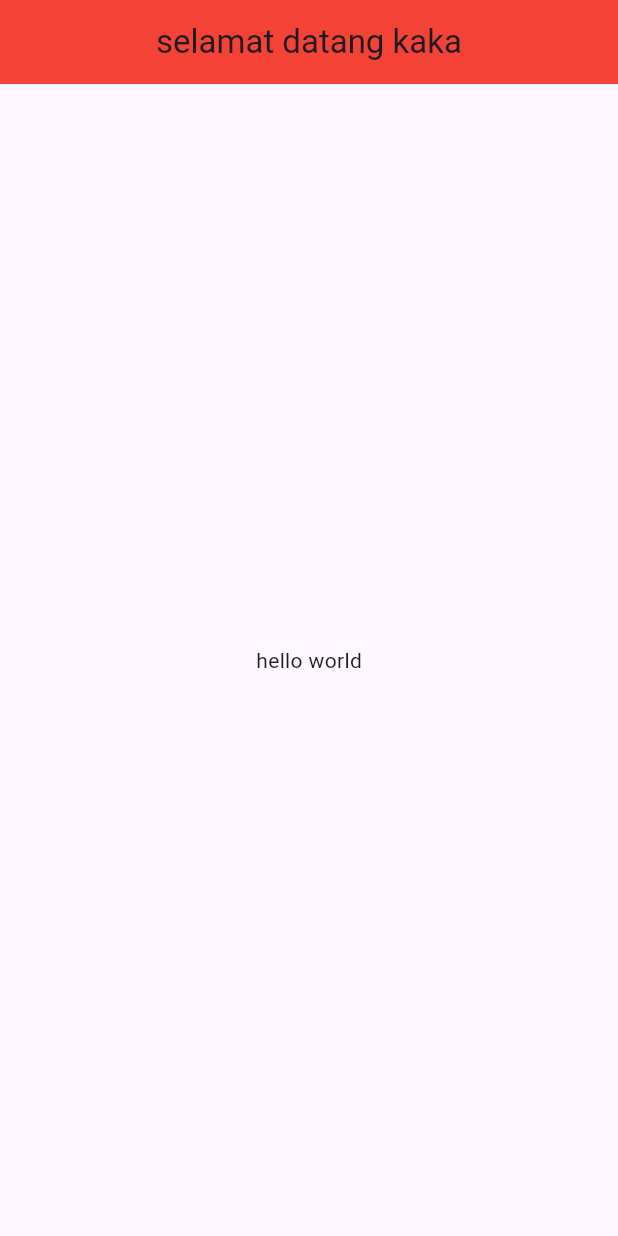
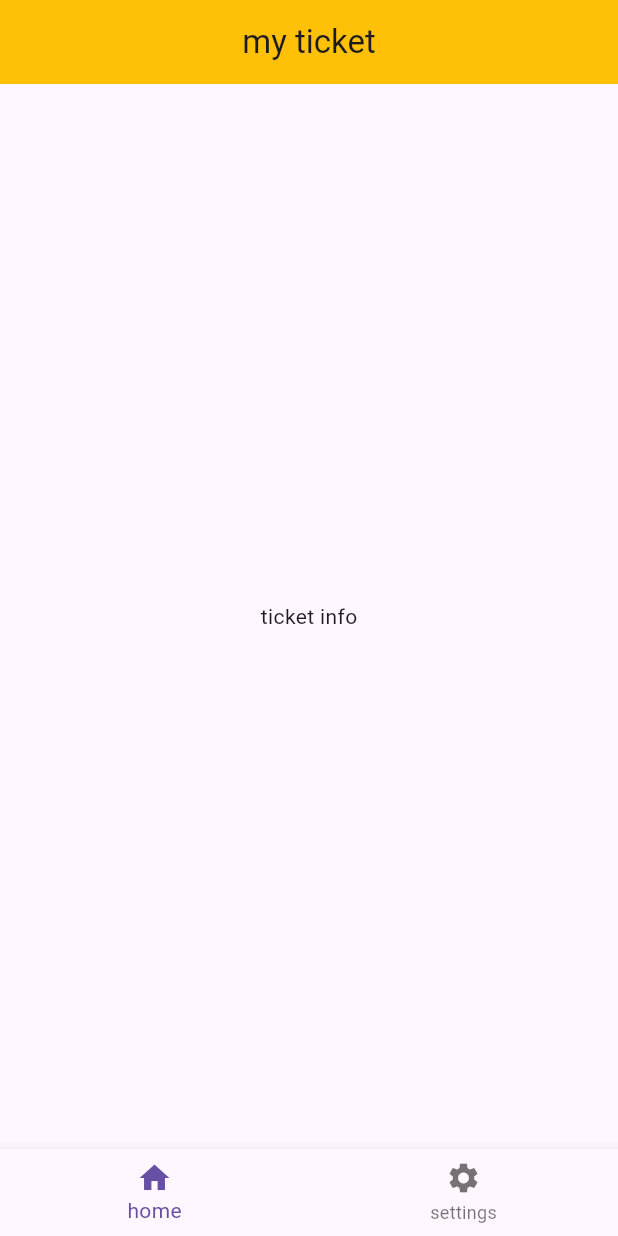
Before and after one commit to kotomonokeo/ticket-app-flutter, a Flutter app: the screen it shows after launch, on a phone screen of 412 x 824 dp. Run offline on Flutter 3.47's test engine with Material 3 defaults, Android fonts, the phone set to English and light mode, and no system bars.

Commit message:
add navbar navigation in another file

```diff
--- /dev/null
+++ b/lib/base/bottom_nav_bar.dart
@@ -0,0 +1,30 @@
+import 'package:flutter/cupertino.dart';
+import 'package:flutter/material.dart';
+
+class BottomNavBar extends StatefulWidget {
+  const BottomNavBar({super.key});
+
+  @override
+  State<BottomNavBar> createState() => _BottomNavBarState();
+}
+
+class _BottomNavBarState extends State<BottomNavBar> {
+  @override
+  Widget build(BuildContext context) {
+    return Scaffold(
+      appBar: AppBar(
+        backgroundColor: Colors.amber,
+        title: const Center(
+          child: Text('my ticket'),
+        ),
+      ),
+      body: const Center(
+        child: Text('ticket info'),
+      ),
+      bottomNavigationBar: BottomNavigationBar(items: const [
+        BottomNavigationBarItem(icon: Icon(Icons.home), label: 'home'),
+        BottomNavigationBarItem(icon: Icon(Icons.settings), label: 'settings'),
+      ]),
+    );
+  }
+}
--- a/lib/main.dart
+++ b/lib/main.dart
@@ -1,4 +1,5 @@
 import 'package:flutter/material.dart';
+import 'base/bottom_nav_bar.dart';
 
 void main() {
   runApp(const MyApp());
@@ -12,14 +13,7 @@ class MyApp extends StatelessWidget {
     return MaterialApp(
         title: 'Flutter Demo',
         theme: ThemeData(),
-        home: Scaffold(
-          appBar: AppBar(
-              backgroundColor: Colors.red,
-              title: const Center(child: Text('selamat datang kaka'))
-          ),
-          body: const Center(
-            child: Text('hello world'),
-          ),
-        ));
+        home: const BottomNavBar()
+    );
   }
 }
```
